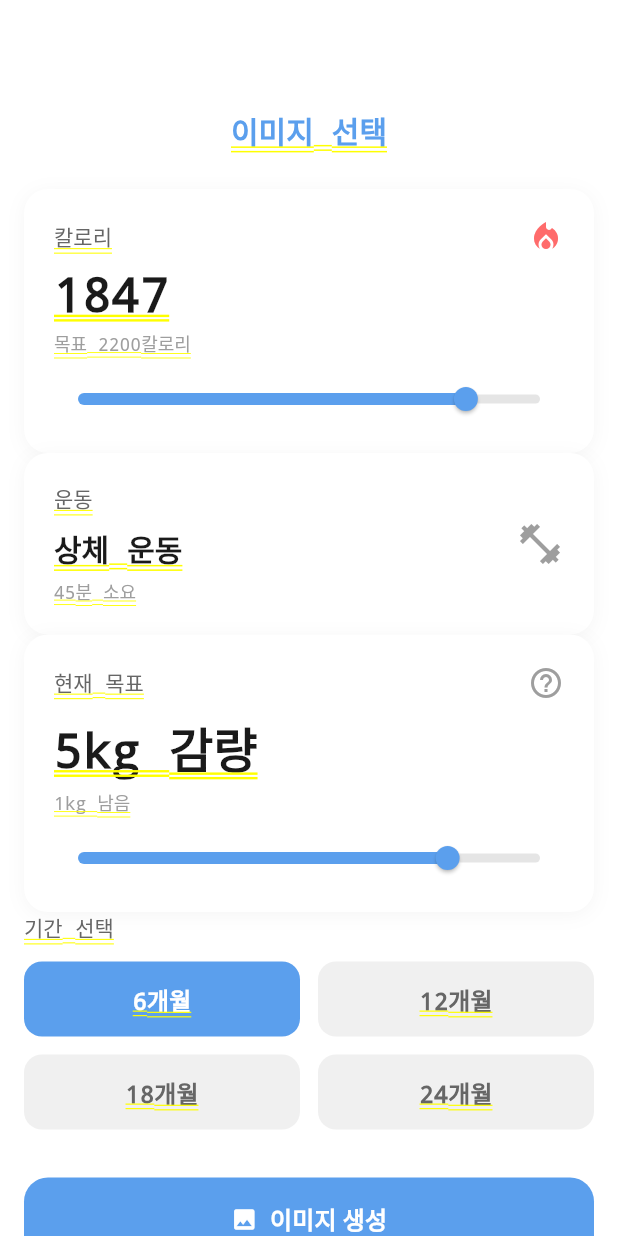
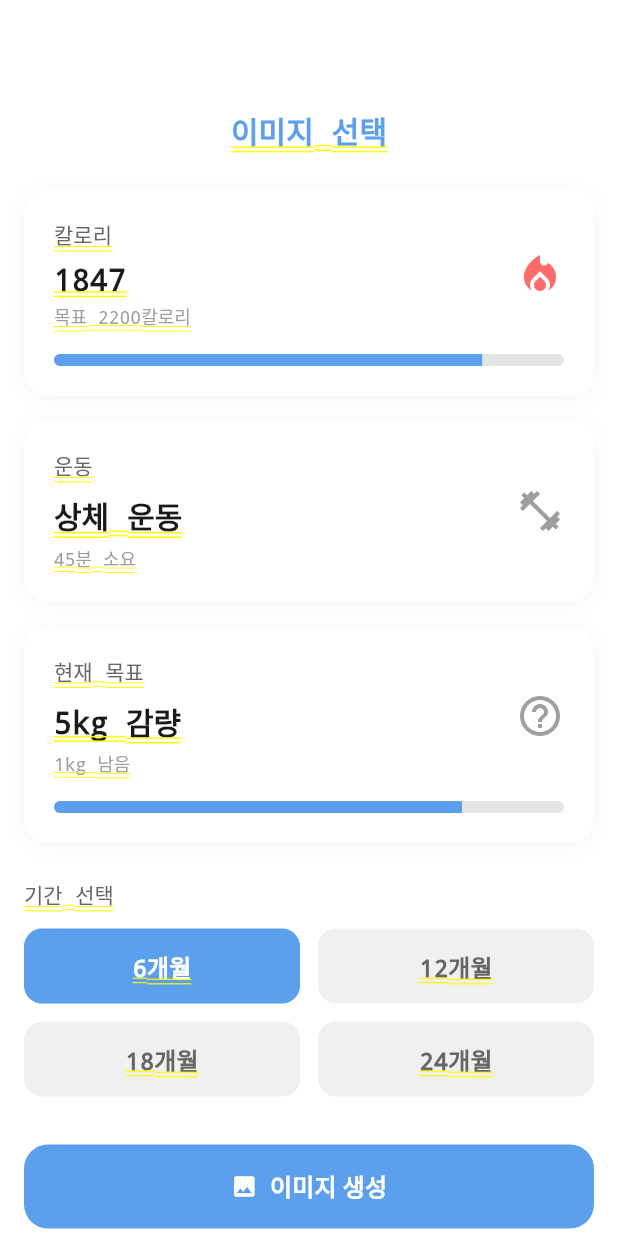
Before and after one commit to 123owq/mirifit, a Flutter app: the GenerateScreen screen opened by its route, on a phone screen of 412 x 824 dp. Run offline on Flutter 3.47's test engine with Material 3 defaults, Android fonts, the phone set to English and light mode, and no system bars; our stand-ins replace camera, image_picker; missing offline and left inert: photo_manager.

Commit message:
generate수정

```diff
--- a/lib/views/generate_screen.dart
+++ b/lib/views/generate_screen.dart
@@ -1,9 +1,7 @@
 import 'package:flutter/material.dart';
 import 'package:image_picker/image_picker.dart';
 import 'dart:io';
-
 import '../models/fitness_data.dart';
-
 
 class GenerateScreen extends StatefulWidget {
   const GenerateScreen({super.key});
@@ -14,12 +12,6 @@ class GenerateScreen extends StatefulWidget {
 
 class _GenerateScreenState extends State<GenerateScreen> {
   File? _selectedImage;
-  // double _calories = 1847;
-  // double _weightGoal = 5.0;
-  // String _selectedPeriod = '6개월';
-
-
-  /////////model/// 하드코딩 대신 모델 사용
   late FitnessData _fitnessData;
 
   @override
@@ -27,7 +19,6 @@ class _GenerateScreenState extends State<GenerateScreen> {
     super.initState();
     _fitnessData = FitnessData(); // 초기 데이터
   }
-  ///////////////////////
 
   final ImagePicker _picker = ImagePicker();
 
@@ -42,15 +33,13 @@ class _GenerateScreenState extends State<GenerateScreen> {
 
   @override
   Widget build(BuildContext context) {
-    // 1. Scaffold, AppBar, BottomNavBar를 모두 제거합니다.
     return SingleChildScrollView(
       child: Padding(
         padding: const EdgeInsets.all(16.0),
         child: Column(
           crossAxisAlignment: CrossAxisAlignment.start,
           children: [
-            // 2. [추가] AppBar 대신 화면 상단 여백과 타이틀을 넣습니다.
-            const SizedBox(height: kToolbarHeight), // 시스템 상태 표시줄 만큼 여백
+            const SizedBox(height: kToolbarHeight),
             const Center(
               child: Text(
                 '이미지 선택',
@@ -61,27 +50,21 @@ class _GenerateScreenState extends State<GenerateScreen> {
                 ),
               ),
             ),
-            const SizedBox(height: 24), // 타이틀과 카드 사이 여백
+            const SizedBox(height: 24),
 
-            // 3. 기존 body의 Column 내용물은 그대로 둡니다.
-            // 칼로리 카드
-            _buildGoalCard(
+            // ★ 1. 칼로리 카드: 새 위젯인 _buildProgressInfoCard 사용
+            _buildProgressInfoCard(
               title: '칼로리',
               value: '${_fitnessData.calories.toInt()}',
               subtitle: '목표 ${_fitnessData.caloriesGoal.toInt()}칼로리',
               icon: Icons.local_fire_department,
               iconColor: const Color(0xFFFF6B6B),
-              progress: _fitnessData.caloriesProgress,
-              onChanged: (value) {
-                setState(() {
-                  _fitnessData = _fitnessData.copyWith(calories: value);
-                });
-              },
-              min: 0,
-              max: 3000,
+              progress: _fitnessData.caloriesProgress, // ★ 진행률 데이터 전달
             ),
 
-            // 운동 카드
+            const SizedBox(height: 16),
+
+            // ★ 2. 운동 카드: 기존 _buildInfoCard 사용 (막대 그래프 없음)
             _buildInfoCard(
               title: '운동',
               value: _fitnessData.exerciseType,
@@ -90,24 +73,21 @@ class _GenerateScreenState extends State<GenerateScreen> {
               iconColor: const Color(0xFF9E9E9E),
             ),
 
-            // 체중 목표 카드
-            _buildGoalCard(
+            const SizedBox(height: 16),
+
+            // ★ 3. 체중 목표 카드: 새 위젯인 _buildProgressInfoCard 사용
+            _buildProgressInfoCard(
               title: '현재 목표',
               value: '${_fitnessData.weightGoal.toInt()}kg 감량',
               subtitle: '${_fitnessData.weightRemaining.toInt()}kg 남음',
               icon: Icons.help_outline,
               iconColor: const Color(0xFF9E9E9E),
-              progress: _fitnessData.weightProgress,
-              onChanged: (value) {
-                setState(() {
-                  _fitnessData = _fitnessData.copyWith(weightGoal: value);
-                });
-              },
-              min: 1,
-              max: 20,
+              progress: _fitnessData.weightProgress, // ★ 진행률 데이터 전달
             ),
 
-            // 기간 선택
+            const SizedBox(height: 24),
+
+            // 기간 선택 (기존과 동일)
             const Text(
               '기간 선택',
               style: TextStyle(
@@ -142,7 +122,7 @@ class _GenerateScreenState extends State<GenerateScreen> {
             ),
             const SizedBox(height: 32),
 
-            // Generate Button (경로는 /loading으로 유지)
+            // Generate Button (기존과 동일)
             SizedBox(
               width: double.infinity,
               height: 56,
@@ -190,17 +170,14 @@ class _GenerateScreenState extends State<GenerateScreen> {
     );
   }
 
-  // 목표 카드 빌더 (슬라이더 포함)
-  Widget _buildGoalCard({
+  // ★ 4. [새로 추가된 위젯] (막대 그래프 포함)
+  Widget _buildProgressInfoCard({
     required String title,
     required String value,
     required String subtitle,
     required IconData icon,
     required Color iconColor,
-    required double progress,
-    required ValueChanged<double> onChanged,
-    required double min,
-    required double max,
+    required double progress, // (0.0 ~ 1.0 사이의 값)
   }) {
     return Container(
       padding: const EdgeInsets.all(20),
@@ -215,11 +192,15 @@ class _GenerateScreenState extends State<GenerateScreen> {
           ),
         ],
       ),
-      child: Column(
+      child: Column( // 정보 + 막대그래프를 위해 Column 사용
         crossAxisAlignment: CrossAxisAlignment.start,
         children: [
+          // 상단 정보 부분
           Row(
             mainAxisAlignment: MainAxisAlignment.spaceBetween,
+            children: [
+              Column(
+                crossAxisAlignment: CrossAxisAlignment.start,
                 children: [
                   Text(
                     title,
@@ -229,15 +210,12 @@ class _GenerateScreenState extends State<GenerateScreen> {
                       color: Color(0xFF666666),
                     ),
                   ),
-              Icon(icon, color: iconColor, size: 24),
-            ],
-          ),
                   const SizedBox(height: 8),
                   Text(
                     value,
                     style: const TextStyle(
-              fontSize: 32,
-              fontWeight: FontWeight.w700,
+                      fontSize: 20,
+                      fontWeight: FontWeight.w600,
                       color: Color(0xFF1A1A1A),
                     ),
                   ),
@@ -250,21 +228,21 @@ class _GenerateScreenState extends State<GenerateScreen> {
                       color: Color(0xFF9E9E9E),
                     ),
                   ),
-          const SizedBox(height: 12),
-          SliderTheme(
-            data: SliderThemeData(
-              trackHeight: 6,
-              thumbShape: const RoundSliderThumbShape(enabledThumbRadius: 8),
-              overlayShape: const RoundSliderOverlayShape(overlayRadius: 16),
-              activeTrackColor: const Color(0xFF5B9FED),
-              inactiveTrackColor: const Color(0xFFE5E5E5),
-              thumbColor: const Color(0xFF5B9FED),
+                ],
               ),
-            child: Slider(
-              value: progress.clamp(0.0, 1.0) * (max - min) + min,
-              min: min,
-              max: max,
-              onChanged: onChanged,
+              Icon(icon, color: iconColor, size: 32),
+            ],
+          ),
+          const SizedBox(height: 16), // 정보와 막대 그래프 사이 여백
+
+          // 하단 막대 그래프
+          ClipRRect(
+            borderRadius: BorderRadius.circular(10), // 막대 모서리를 둥글게
+            child: LinearProgressIndicator(
+              value: progress.clamp(0.0, 1.0), // 0.0 ~ 1.0 사이 값
+              minHeight: 8, // 막대 두께
+              backgroundColor: const Color(0xFFE5E5E5), // 배경색
+              valueColor: const AlwaysStoppedAnimation<Color>(Color(0xFF5B9FED)), // 진행색
             ),
           ),
         ],
@@ -272,7 +250,7 @@ class _GenerateScreenState extends State<GenerateScreen> {
     );
   }
 
-  // 정보 카드 빌더
+  // ★ 5. [기존 위젯] (정보만 표시)
   Widget _buildInfoCard({
     required String title,
     required String value,
@@ -333,7 +311,7 @@ class _GenerateScreenState extends State<GenerateScreen> {
     );
   }
 
-  // 기간 선택 버튼 빌더
+  // 기간 선택 버튼 빌더 (기존과 동일)
   Widget _buildPeriodButton(String period, bool isSelected) {
     return GestureDetector(
       onTap: () {
```
Lines whose indentation alone changed are shown as unchanged.
